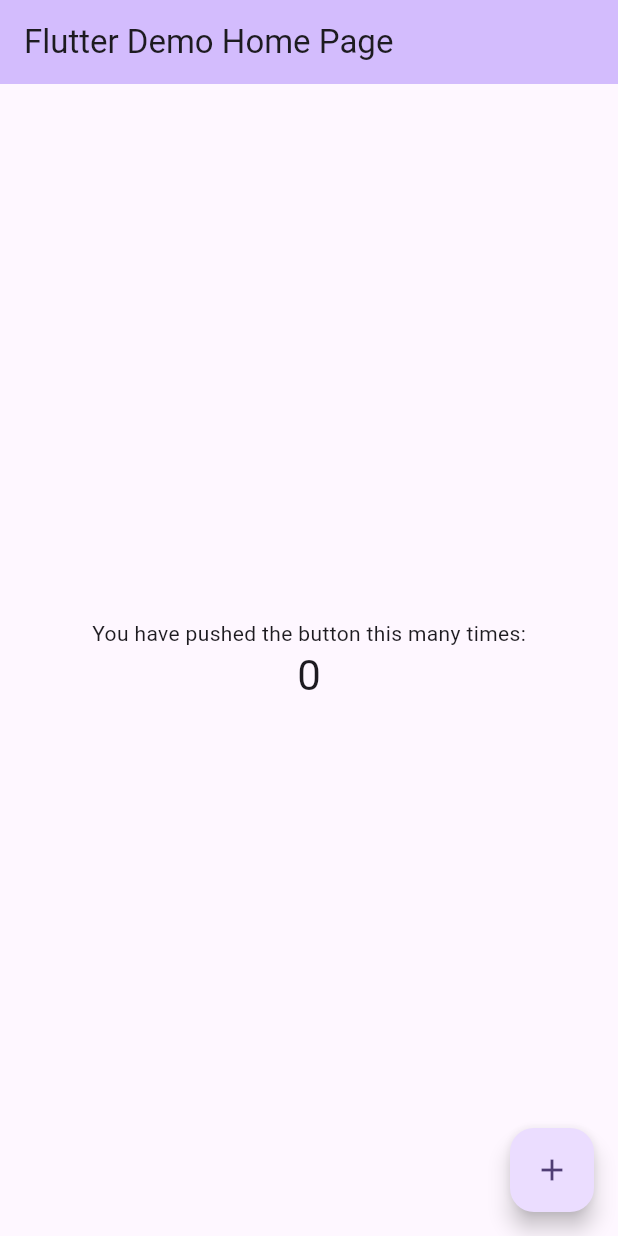
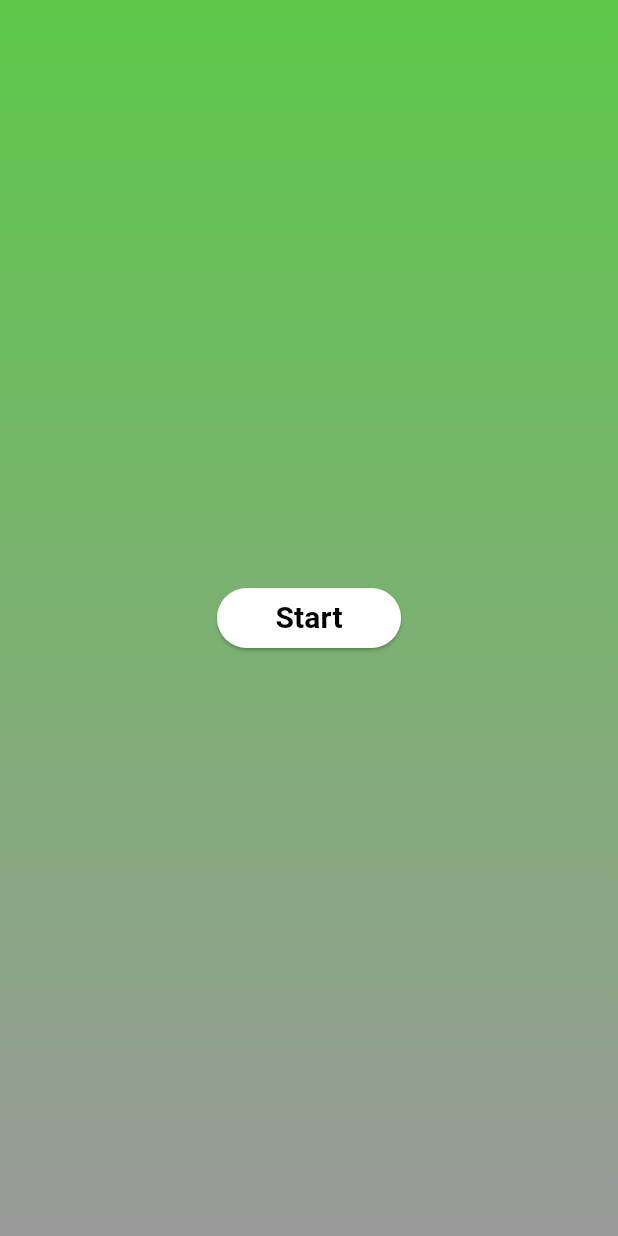
Before and after one commit to Aryan-Sood/Ping-Pong, a Flutter app: the screen it shows after launch, on a phone screen of 412 x 824 dp. Run offline on Flutter 3.47's test engine with Material 3 defaults, Android fonts, the phone set to English and light mode, and no system bars.

```diff
--- a/lib/main.dart
+++ b/lib/main.dart
@@ -1,125 +1,23 @@
 import 'package:flutter/material.dart';
+import 'package:ping_pong/screens/game.dart';
+import 'package:ping_pong/screens/home.dart';
 
-void main() {
+void main() async {
+  WidgetsFlutterBinding.ensureInitialized();
   runApp(const MyApp());
 }
 
 class MyApp extends StatelessWidget {
   const MyApp({super.key});
 
-  // This widget is the root of your application.
   @override
   Widget build(BuildContext context) {
     return MaterialApp(
-      title: 'Flutter Demo',
-      theme: ThemeData(
-        // This is the theme of your application.
-        //
-        // TRY THIS: Try running your application with "flutter run". You'll see
-        // the application has a purple toolbar. Then, without quitting the app,
-        // try changing the seedColor in the colorScheme below to Colors.green
-        // and then invoke "hot reload" (save your changes or press the "hot
-        // reload" button in a Flutter-supported IDE, or press "r" if you used
-        // the command line to start the app).
-        //
-        // Notice that the counter didn't reset back to zero; the application
-        // state is not lost during the reload. To reset the state, use hot
-        // restart instead.
-        //
-        // This works for code too, not just values: Most code changes can be
-        // tested with just a hot reload.
-        colorScheme: ColorScheme.fromSeed(seedColor: Colors.deepPurple),
-        useMaterial3: true,
-      ),
-      home: const MyHomePage(title: 'Flutter Demo Home Page'),
+      title: 'Ping Pong',
+      home: Home(),
+      routes: {
+        '/game': (context) => GameScreen(),
+      },
     );
   }
 }
-
-class MyHomePage extends StatefulWidget {
-  const MyHomePage({super.key, required this.title});
-
-  // This widget is the home page of your application. It is stateful, meaning
-  // that it has a State object (defined below) that contains fields that affect
-  // how it looks.
-
-  // This class is the configuration for the state. It holds the values (in this
-  // case the title) provided by the parent (in this case the App widget) and
-  // used by the build method of the State. Fields in a Widget subclass are
-  // always marked "final".
-
-  final String title;
-
-  @override
-  State<MyHomePage> createState() => _MyHomePageState();
-}
-
-class _MyHomePageState extends State<MyHomePage> {
-  int _counter = 0;
-
-  void _incrementCounter() {
-    setState(() {
-      // This call to setState tells the Flutter framework that something has
-      // changed in this State, which causes it to rerun the build method below
-      // so that the display can reflect the updated values. If we changed
-      // _counter without calling setState(), then the build method would not be
-      // called again, and so nothing would appear to happen.
-      _counter++;
-    });
-  }
-
-  @override
-  Widget build(BuildContext context) {
-    // This method is rerun every time setState is called, for instance as done
-    // by the _incrementCounter method above.
-    //
-    // The Flutter framework has been optimized to make rerunning build methods
-    // fast, so that you can just rebuild anything that needs updating rather
-    // than having to individually change instances of widgets.
-    return Scaffold(
-      appBar: AppBar(
-        // TRY THIS: Try changing the color here to a specific color (to
-        // Colors.amber, perhaps?) and trigger a hot reload to see the AppBar
-        // change color while the other colors stay the same.
-        backgroundColor: Theme.of(context).colorScheme.inversePrimary,
-        // Here we take the value from the MyHomePage object that was created by
-        // the App.build method, and use it to set our appbar title.
-        title: Text(widget.title),
-      ),
-      body: Center(
-        // Center is a layout widget. It takes a single child and positions it
-        // in the middle of the parent.
-        child: Column(
-          // Column is also a layout widget. It takes a list of children and
-          // arranges them vertically. By default, it sizes itself to fit its
-          // children horizontally, and tries to be as tall as its parent.
-          //
-          // Column has various properties to control how it sizes itself and
-          // how it positions its children. Here we use mainAxisAlignment to
-          // center the children vertically; the main axis here is the vertical
-          // axis because Columns are vertical (the cross axis would be
-          // horizontal).
-          //
-          // TRY THIS: Invoke "debug painting" (choose the "Toggle Debug Paint"
-          // action in the IDE, or press "p" in the console), to see the
-          // wireframe for each widget.
-          mainAxisAlignment: MainAxisAlignment.center,
-          children: <Widget>[
-            const Text(
-              'You have pushed the button this many times:',
-            ),
-            Text(
-              '$_counter',
-              style: Theme.of(context).textTheme.headlineMedium,
-            ),
-          ],
-        ),
-      ),
-      floatingActionButton: FloatingActionButton(
-        onPressed: _incrementCounter,
-        tooltip: 'Increment',
-        child: const Icon(Icons.add),
-      ), // This trailing comma makes auto-formatting nicer for build methods.
-    );
-  }
-}
--- /dev/null
+++ b/lib/screens/home.dart
@@ -0,0 +1,53 @@
+import 'package:flutter/material.dart';
+import 'package:flutter/widgets.dart';
+import 'package:ping_pong/screens/game.dart';
+
+class Home extends StatelessWidget {
+  const Home({super.key});
+
+  @override
+  Widget build(BuildContext context) {
+    return Container(
+      decoration: const BoxDecoration(
+        gradient: LinearGradient(
+          colors: [
+            Color.fromRGBO(93, 200, 73, 1),
+            Color.fromRGBO(153, 153, 153, 1)
+          ],
+          begin: Alignment.topCenter,
+          end: Alignment.bottomCenter,
+        ),
+      ),
+      child: Column(
+        mainAxisAlignment: MainAxisAlignment.center,
+        crossAxisAlignment: CrossAxisAlignment.center,
+        children: [
+          ElevatedButton(
+              onPressed: () {
+                Navigator.push(
+                  context,
+                  PageRouteBuilder(
+                      pageBuilder: (context, animation, secondaryAnimation) =>
+                          GameScreen(),
+                      transitionsBuilder:
+                          (context, animation, secondaryAnimation, child) {
+                        return FadeTransition(opacity: animation, child: child);
+                      }),
+                );
+              },
+              style: ElevatedButton.styleFrom(backgroundColor: Colors.white),
+              child: const Padding(
+                padding: EdgeInsets.symmetric(vertical: 5, horizontal: 15),
+                child: Text(
+                  "Start",
+                  style: TextStyle(
+                      fontWeight: FontWeight.bold,
+                      fontSize: 20,
+                      color: Colors.black),
+                ),
+              ))
+        ],
+      ),
+    );
+  }
+}
```
Also changed, not shown: lib/screens/game.dart (added, +110 -0 lines), pubspec.yaml (+4 -3 lines), assets/images/playingball.png (added), assets/images/playingball.svg (added), pubspec.lock.
